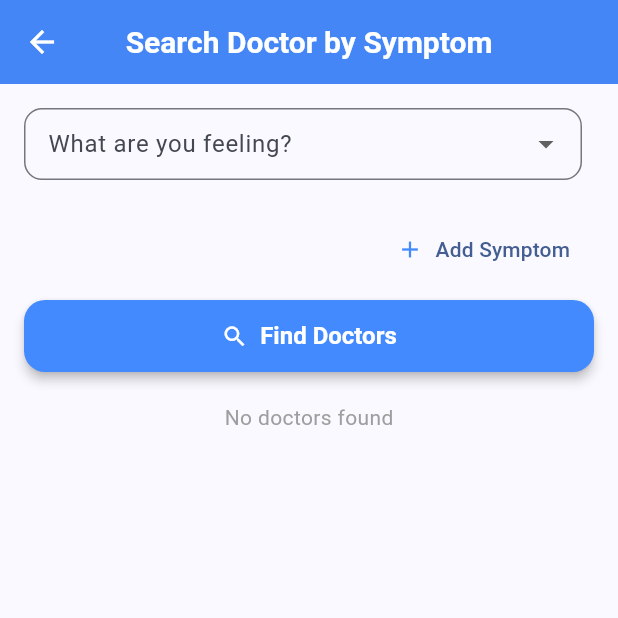
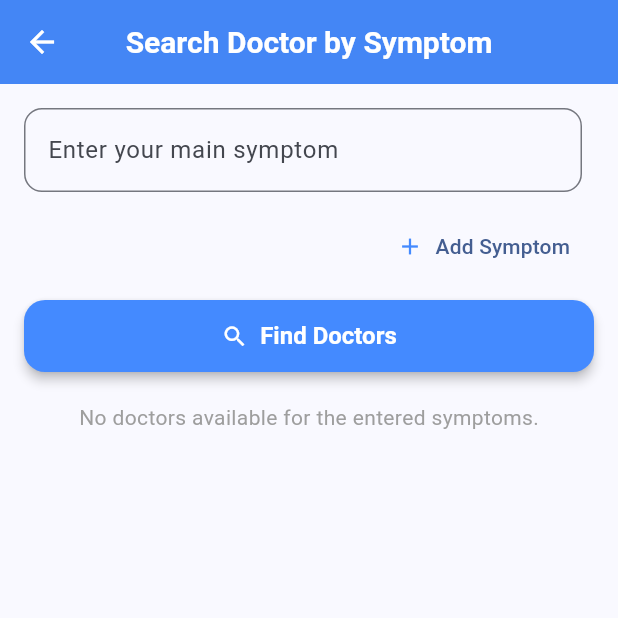
Before and after one commit to Abdullah22s/ClickDoc_Revised3rdTime, a Flutter app: the SearchDoctorBySymptomView screen opened directly, after a tap on "Add Symptom", after a tap on the "remove circle" icon, after a tap on "Find Doctors", on a phone screen of 412 x 824 dp, the top half of it. Run offline on Flutter 3.47's test engine with Material 3 defaults, Android fonts, the light colour scheme and no system bars; our stand-ins replace cloud_firestore, firebase_auth, firebase_core, google_sign_in; accounts and stored records are empty.

Commit message:
Fixed clinic and symptom things

```diff
--- a/lib/viewmodels/patient/search_doctor_by_symptom_viewmodel.dart
+++ b/lib/viewmodels/patient/search_doctor_by_symptom_viewmodel.dart
@@ -1,131 +1,107 @@
 import 'dart:convert';
 import 'package:flutter/material.dart';
-import 'package:flutter/services.dart' show rootBundle;
+import 'package:flutter/services.dart';
 import 'package:cloud_firestore/cloud_firestore.dart';
 
 class SearchDoctorBySymptomViewModel extends ChangeNotifier {
-  Map<String, dynamic> symptomMap = {};
+  Map<String, List<String>> symptomMap = {};
 
-  List<String> allSymptoms = [];
-  List<String> symptoms = [];
-  List<String?> selectedSymptoms = [null];
+  /// Controllers for text fields
+  List<TextEditingController> symptomControllers = [TextEditingController()];
+
+  static const int maxSymptoms = 3;
 
   bool isLoading = false;
   List<Map<String, dynamic>> matchedDoctors = [];
 
-  static const int maxSteps = 3;
+  /// Messages for departments with no available doctor
+  List<String> predictedDepartmentMessages = [];
 
   /// Load JSON
   Future<void> loadSymptomData() async {
     final jsonString =
     await rootBundle.loadString('assets/symptom_department_map.json');
 
-    symptomMap = json.decode(jsonString);
-    allSymptoms = symptomMap.keys.toList();
+    final Map<String, dynamic> raw = json.decode(jsonString);
 
-    symptoms = List.from(allSymptoms);
-    selectedSymptoms = [null];
+    symptomMap = raw.map(
+          (key, value) => MapEntry(key.toLowerCase(), List<String>.from(value)),
+    );
 
     notifyListeners();
   }
 
+  /// Add symptom input
   void addSymptomField() {
-    if (selectedSymptoms.length < maxSteps) {
-      selectedSymptoms.add(null);
+    if (symptomControllers.length < maxSymptoms) {
+      symptomControllers.add(TextEditingController());
       notifyListeners();
     }
   }
 
+  /// Remove symptom input
   void removeSymptomField(int index) {
-    if (selectedSymptoms.length > 1) {
-      selectedSymptoms.removeAt(index);
-      symptoms = List.from(allSymptoms);
+    if (symptomControllers.length > 1) {
+      symptomControllers.removeAt(index);
       notifyListeners();
     }
   }
 
-  void updateSelectedSymptom(int index, String? value) {
-    if (value == null) return;
-
-    selectedSymptoms[index] = value;
-
-    final selected = selectedSymptoms
-        .where((s) => s != null)
-        .cast<String>()
+  /// MAIN SEARCH (Random Forest–style voting with multiple departments)
+  Future<void> searchDoctors() async {
+    final symptoms = symptomControllers
+        .map((c) => c.text.toLowerCase().trim())
+        .where((s) => s.isNotEmpty)
         .toList();
 
-    final Set<String> relatedDepartments = {};
-    for (var s in selected) {
-      relatedDepartments.addAll(List<String>.from(symptomMap[s]));
-    }
-
-    final narrowed = symptomMap.entries
-        .where((entry) {
-      final deps = List<String>.from(entry.value);
-      return deps.any((d) => relatedDepartments.contains(d));
-    })
-        .map((e) => e.key)
-        .toSet()
-        .toList();
-
-    symptoms = {
-      ...narrowed,
-      ...selected,
-    }.toList();
-
-    if (index == selectedSymptoms.length - 1 &&
-        selectedSymptoms.length < maxSteps) {
-      selectedSymptoms.add(null);
-    }
-
-    notifyListeners();
-  }
-
-  /// Search doctors
-  Future<void> searchDoctors() async {
-    final selected = selectedSymptoms
-        .where((s) => s != null && s!.isNotEmpty)
-        .cast<String>()
-        .toList();
-
-    if (selected.isEmpty) return;
+    if (symptoms.isEmpty) return;
 
     isLoading = true;
     matchedDoctors = [];
+    predictedDepartmentMessages = [];
     notifyListeners();
 
-    final Set<String> predictedDepartments = {};
-    for (var s in selected) {
-      predictedDepartments.addAll(List<String>.from(symptomMap[s]));
+    /// 1️⃣ Department voting
+    final Map<String, int> departmentVotes = {};
+    for (final symptom in symptoms) {
+      if (symptomMap.containsKey(symptom)) {
+        for (final dept in symptomMap[symptom]!) {
+          departmentVotes[dept] = (departmentVotes[dept] ?? 0) + 1;
+        }
+      }
     }
 
+    if (departmentVotes.isEmpty) {
+      isLoading = false;
+      notifyListeners();
+      return;
+    }
+
+    /// 2️⃣ Departments with at least 2 votes
+    final suggestedDepartments = departmentVotes.entries
+        .where((e) => e.value >= 2)
+        .map((e) => e.key)
+        .toList();
+
+    /// 3️⃣ If none reach 2 votes, pick the top one
+    final departmentsToShow =
+    suggestedDepartments.isNotEmpty ? suggestedDepartments : [departmentVotes.entries.first.key];
+
+    /// 4️⃣ Fetch doctors matching suggested departments
     final doctorsSnapshot =
     await FirebaseFirestore.instance.collection('doctors').get();
-
-    List<Map<String, dynamic>> allDoctors = [];
 
     for (var doc in doctorsSnapshot.docs) {
       final doctorId = doc.id;
       final doctorData = doc.data();
 
-      final doctorName =
-          doctorData['doctorName'] ?? doctorData['name'] ?? 'Unknown Doctor';
-
-      // Pick a primary department for card display
-      String mainDepartment = doctorData['department'] ??
-          (predictedDepartments.isNotEmpty
-              ? predictedDepartments.first
-              : 'Unknown Department');
-
       final doctorEntry = {
         'doctorId': doctorId,
-        'doctorName': doctorName,
-        'mainDepartment': mainDepartment,
-        'opds': <Map<String, dynamic>>[],
-        'onlineClinics': <Map<String, dynamic>>[],
+        'doctorName': doctorData['name'] ?? 'Unknown Doctor',
+        'departments': <String>{},
       };
 
-      // Physical OPDs
+      /// Physical OPDs
       final physicalOpds = await FirebaseFirestore.instance
           .collection('doctors')
           .doc(doctorId)
@@ -133,17 +109,12 @@ class SearchDoctorBySymptomViewModel extends ChangeNotifier {
           .get();
 
       for (var opd in physicalOpds.docs) {
-        final data = opd.data();
-        if (predictedDepartments
-            .contains(data['department'] ?? doctorData['department'])) {
-          doctorEntry['opds'].add({
-            ...data,
-            'type': 'Physical OPD',
-          });
+        if (departmentsToShow.contains(opd['department'])) {
+          doctorEntry['departments'].add(opd['department']);
         }
       }
 
-      // Online Clinics
+      /// Online Clinics
       final onlineClinics = await FirebaseFirestore.instance
           .collection('doctors')
           .doc(doctorId)
@@ -151,23 +122,23 @@ class SearchDoctorBySymptomViewModel extends ChangeNotifier {
           .get();
 
       for (var clinic in onlineClinics.docs) {
-        final data = clinic.data();
-        if (predictedDepartments
-            .contains(data['department'] ?? doctorData['department'])) {
-          doctorEntry['onlineClinics'].add({
-            ...data,
-            'type': 'Online Clinic',
-          });
+        if (departmentsToShow.contains(clinic['department'])) {
+          doctorEntry['departments'].add(clinic['department']);
         }
       }
 
-      if ((doctorEntry['opds'] as List).isNotEmpty ||
-          (doctorEntry['onlineClinics'] as List).isNotEmpty) {
-        allDoctors.add(doctorEntry);
+      if ((doctorEntry['departments'] as Set).isNotEmpty) {
+        matchedDoctors.add(doctorEntry);
       }
     }
 
-    matchedDoctors = allDoctors;
+    /// 5️⃣ Generate messages only for departments with NO available doctor
+    predictedDepartmentMessages = departmentsToShow.map((dept) {
+      final doctorExists = matchedDoctors.any(
+              (d) => (d['departments'] as Set).contains(dept));
+      return doctorExists ? null : "You may consult $dept.";
+    }).whereType<String>().toList(); // remove nulls
+
     isLoading = false;
     notifyListeners();
   }
--- a/lib/views/patient/search_doctor_by_symptom_view.dart
+++ b/lib/views/patient/search_doctor_by_symptom_view.dart
@@ -24,38 +24,29 @@ class SearchDoctorBySymptomView extends StatelessWidget {
               padding: const EdgeInsets.all(16),
               child: Column(
                 children: [
+                  /// 🔹 Symptom Text Fields
                   ...List.generate(
-                    vm.selectedSymptoms.length,
+                    vm.symptomControllers.length,
                         (index) => Padding(
                       padding: const EdgeInsets.only(bottom: 12),
                       child: Row(
                         children: [
                           Expanded(
-                            child: DropdownButtonFormField<String>(
-                              value: vm.selectedSymptoms[index],
-                              items: vm.symptoms
-                                  .map((s) => DropdownMenuItem(
-                                value: s,
-                                child: Text(s),
-                              ))
-                                  .toList(),
-                              onChanged: (val) =>
-                                  vm.updateSelectedSymptom(index, val),
+                            child: TextFormField(
+                              controller: vm.symptomControllers[index],
                               decoration: InputDecoration(
                                 labelText: index == 0
-                                    ? "What are you feeling?"
-                                    : "Are you also feeling any of these?",
+                                    ? "Enter your main symptom"
+                                    : "Enter another symptom",
+                                hintText: "e.g. fever, cough, headache",
                                 border: OutlineInputBorder(
                                   borderRadius: BorderRadius.circular(12),
                                 ),
-                                contentPadding:
-                                const EdgeInsets.symmetric(
-                                    horizontal: 12, vertical: 8),
                               ),
                             ),
                           ),
                           const SizedBox(width: 8),
-                          if (vm.selectedSymptoms.length > 1)
+                          if (vm.symptomControllers.length > 1)
                             IconButton(
                               icon: const Icon(
                                 Icons.remove_circle,
@@ -69,8 +60,7 @@ class SearchDoctorBySymptomView extends StatelessWidget {
                     ),
                   ),
 
-                  const SizedBox(height: 10),
-
+                  /// ➕ Add Symptom
                   Align(
                     alignment: Alignment.centerRight,
                     child: TextButton.icon(
@@ -80,8 +70,9 @@ class SearchDoctorBySymptomView extends StatelessWidget {
                     ),
                   ),
 
-                  const SizedBox(height: 10),
+                  const SizedBox(height: 12),
 
+                  /// 🔍 Search Button
                   ElevatedButton.icon(
                     onPressed: vm.searchDoctors,
                     icon: const Icon(Icons.search),
@@ -94,63 +85,71 @@ class SearchDoctorBySymptomView extends StatelessWidget {
 
                   const SizedBox(height: 20),
 
+                  /// ⏳ Loader
                   if (vm.isLoading)
-                    const Center(child: CircularProgressIndicator())
-                  else if (vm.matchedDoctors.isEmpty)
+                    const Center(child: CircularProgressIndicator()),
+
+                  /// 🧠 Predicted Department Messages
+                  if (!vm.isLoading &&
+                      vm.predictedDepartmentMessages.isNotEmpty)
+                    Column(
+                      children: vm.predictedDepartmentMessages.map((msg) {
+                        return Container(
+                          width: double.infinity,
+                          padding: const EdgeInsets.all(12),
+                          margin: const EdgeInsets.only(bottom: 12),
+                          decoration: BoxDecoration(
+                            color: Colors.blue.shade50,
+                            borderRadius: BorderRadius.circular(12),
+                            border: Border.all(color: Colors.blueAccent),
+                          ),
+                          child: Text(
+                            msg,
+                            style: const TextStyle(
+                              fontSize: 15,
+                              fontWeight: FontWeight.w500,
+                            ),
+                          ),
+                        );
+                      }).toList(),
+                    ),
+
+                  /// ❌ No Doctors Found
+                  if (!vm.isLoading &&
+                      vm.matchedDoctors.isEmpty &&
+                      vm.predictedDepartmentMessages.isEmpty)
                     const Text(
-                      "No doctors found",
+                      "No doctors available for the entered symptoms.",
                       style: TextStyle(color: Colors.grey),
-                    )
-                  else
+                    ),
+
+                  /// ✅ Doctor Results
+                  if (!vm.isLoading && vm.matchedDoctors.isNotEmpty)
                     Expanded(
                       child: ListView.builder(
                         itemCount: vm.matchedDoctors.length,
                         itemBuilder: (context, index) {
                           final doctor = vm.matchedDoctors[index];
-                          final name = doctor['doctorName'] ?? 'Unknown';
-                          final mainDep =
-                              doctor['mainDepartment'] ?? 'Unknown Department';
-
-                          final clinics = [
-                            ...doctor['opds'] as List,
-                            ...doctor['onlineClinics'] as List
-                          ];
+                          final name =
+                              doctor['doctorName'] ?? 'Unknown Doctor';
+                          final departments =
+                          (doctor['departments'] as Set).join(', ');
 
                           return Card(
+                            elevation: 3,
                             shape: RoundedRectangleBorder(
                               borderRadius: BorderRadius.circular(12),
                             ),
-                            elevation: 3,
                             margin:
                             const EdgeInsets.symmetric(vertical: 6),
-                            child: ExpansionTile(
+                            child: ListTile(
                               leading: const Icon(
                                 Icons.person,
                                 color: Colors.blueAccent,
                               ),
                               title: Text(name),
-                              subtitle: Text(mainDep),
-                              children: clinics.map<Widget>((c) {
-                                final days =
-                                    (c['days'] as List?)?.join(', ') ?? '';
-                                final timing =
-                                    '${c['startTime'] ?? ''} - ${c['endTime'] ?? ''}';
-                                final type = c['type'] ?? '';
-
-                                return ListTile(
-                                  title: Text(c['department'] ?? ''),
-                                  subtitle: Column(
-                                    crossAxisAlignment:
-                                    CrossAxisAlignment.start,
-                                    children: [
-                                      Text('Type: $type'),
-                                      if (days.isNotEmpty) Text('Days: $days'),
-                                      if (timing.trim().isNotEmpty)
-                                        Text('Time: $timing'),
-                                    ],
-                                  ),
-                                );
-                              }).toList(),
+                              subtitle:
+                              Text("Department: $departments"),
                             ),
                           );
                         },
```
Also changed, not shown: lib/models/doctor/appointment_model.dart (+14 -0 lines), lib/viewmodels/doctor/doctor_appointments_viewmodel.dart (+17 -1 lines), lib/views/doctor/doctor_appointments_view.dart (+14 -0 lines).
